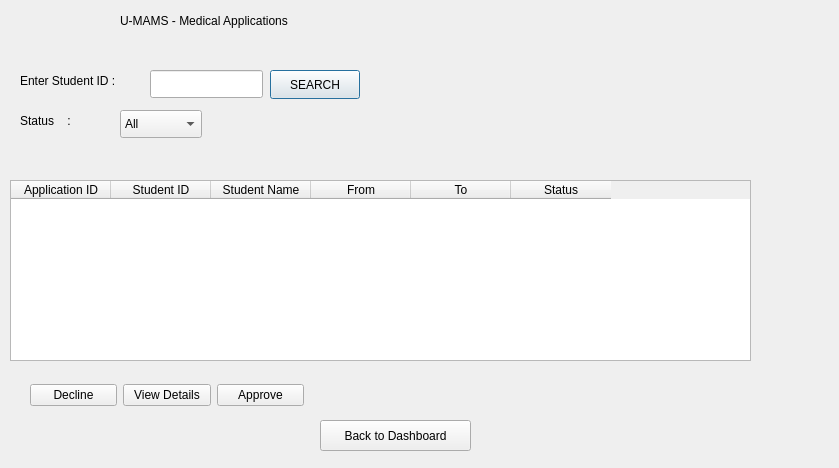
First picture: the form in dialog.ui, repository sanjanaCSwyb/U-MAMS, before the edit.
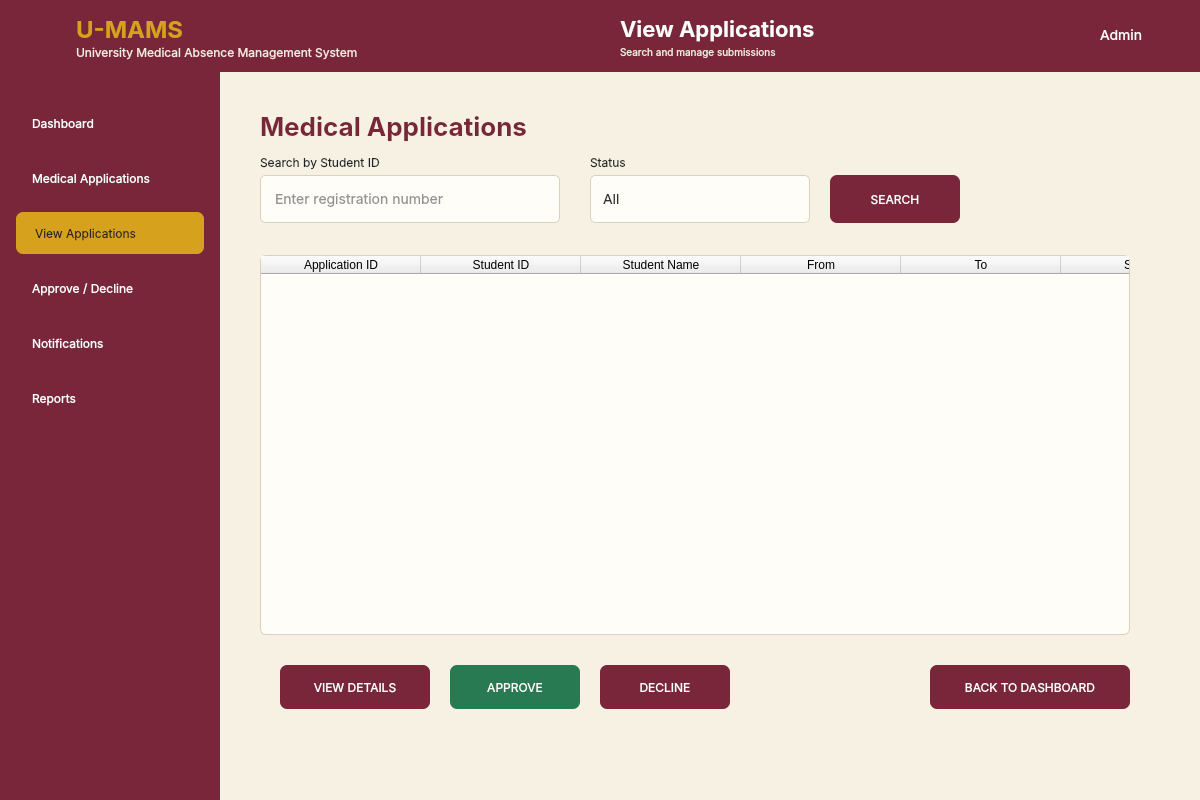
Second picture: the form after the edit. Icons and pictures are not drawn.

Patch:
```diff
--- a/dialog.ui
+++ b/dialog.ui
@@ -6,193 +6,572 @@
    <rect>
     <x>0</x>
     <y>0</y>
-    <width>839</width>
-    <height>468</height>
+    <width>1200</width>
+    <height>800</height>
    </rect>
   </property>
+  <property name="minimumSize">
+   <size>
+    <width>900</width>
+    <height>600</height>
+   </size>
+  </property>
   <property name="windowTitle">
    <string>Dialog</string>
   </property>
-  <widget class="QLabel" name="lblTitle">
+  <property name="styleSheet">
+   <string notr="true">QDialog#Dialog { background-color: #F7F1E3; }</string>
+  </property>
+  <widget class="QWidget" name="figmaCanvas">
    <property name="geometry">
     <rect>
-     <x>120</x>
-     <y>10</y>
-     <width>191</width>
-     <height>21</height>
+     <x>0</x>
+     <y>0</y>
+     <width>1200</width>
+     <height>800</height>
     </rect>
    </property>
-   <property name="text">
-    <string>U-MAMS - Medical Applications</string>
-   </property>
-  </widget>
-  <widget class="QLineEdit" name="txtSearchStudentID">
-   <property name="geometry">
-    <rect>
-     <x>150</x>
-     <y>70</y>
-     <width>113</width>
-     <height>28</height>
-    </rect>
-   </property>
-  </widget>
-  <widget class="QLabel" name="lblSearchStudentID">
-   <property name="geometry">
-    <rect>
-     <x>20</x>
-     <y>70</y>
-     <width>121</width>
-     <height>21</height>
-    </rect>
-   </property>
-   <property name="text">
-    <string>Enter Student ID :</string>
-   </property>
-  </widget>
-  <widget class="QPushButton" name="btnSearch">
-   <property name="geometry">
-    <rect>
-     <x>270</x>
-     <y>70</y>
-     <width>90</width>
-     <height>29</height>
-    </rect>
-   </property>
-   <property name="text">
-    <string>SEARCH</string>
-   </property>
-  </widget>
-  <widget class="QTableWidget" name="tblApplications">
-   <property name="geometry">
-    <rect>
-     <x>10</x>
-     <y>180</y>
-     <width>741</width>
-     <height>181</height>
-    </rect>
-   </property>
-   <property name="columnCount">
-    <number>6</number>
-   </property>
-   <column>
+   <widget class="QFrame" name="headerFrame">
+    <property name="geometry">
+     <rect>
+      <x>0</x>
+      <y>0</y>
+      <width>1200</width>
+      <height>72</height>
+     </rect>
+    </property>
+    <property name="styleSheet">
+     <string notr="true">background-color: #7A263A; border: none; border-radius: 0px;</string>
+    </property>
+   </widget>
+   <widget class="QFrame" name="sidebarFrame">
+    <property name="geometry">
+     <rect>
+      <x>0</x>
+      <y>72</y>
+      <width>220</width>
+      <height>728</height>
+     </rect>
+    </property>
+    <property name="styleSheet">
+     <string notr="true">background-color: #7A263A; border: none; border-radius: 0px;</string>
+    </property>
+   </widget>
+   <widget class="QLabel" name="lblUniversityLogo">
+    <property name="geometry">
+     <rect>
+      <x>22</x>
+      <y>16</y>
+      <width>42</width>
+      <height>42</height>
+     </rect>
+    </property>
     <property name="text">
-     <string>Application ID</string>
+     <string notr="true"/>
     </property>
-   </column>
-   <column>
+    <property name="styleSheet">
+     <string notr="true">font-family: Inter; font-size: 12px; font-weight: 400; color: #202428; background: transparent; border: none;</string>
+    </property>
+    <property name="pixmap">
+     <pixmap>:/assets/wayamba_logo.png</pixmap>
+    </property>
+    <property name="scaledContents">
+     <bool>true</bool>
+    </property>
+   </widget>
+   <widget class="QLabel" name="lblBrand">
+    <property name="geometry">
+     <rect>
+      <x>76</x>
+      <y>14</y>
+      <width>220</width>
+      <height>30</height>
+     </rect>
+    </property>
     <property name="text">
-     <string>Student ID</string>
+     <string notr="true">U-MAMS</string>
     </property>
-   </column>
-   <column>
+    <property name="styleSheet">
+     <string notr="true">font-family: Inter; font-size: 24px; font-weight: 600; color: #D6A21E; background: transparent; border: none;</string>
+    </property>
+   </widget>
+   <widget class="QLabel" name="lblSystemCaption">
+    <property name="geometry">
+     <rect>
+      <x>76</x>
+      <y>44</y>
+      <width>420</width>
+      <height>16</height>
+     </rect>
+    </property>
     <property name="text">
-     <string>Student Name</string>
+     <string notr="true">University Medical Absence Management System</string>
     </property>
-   </column>
-   <column>
+    <property name="styleSheet">
+     <string notr="true">font-family: Inter; font-size: 12px; font-weight: 400; color: #F5EBE0; background: transparent; border: none;</string>
+    </property>
+   </widget>
+   <widget class="QLabel" name="lblHeaderTitle">
+    <property name="geometry">
+     <rect>
+      <x>620</x>
+      <y>14</y>
+      <width>430</width>
+      <height>30</height>
+     </rect>
+    </property>
     <property name="text">
-     <string>From</string>
+     <string notr="true">View Applications</string>
     </property>
-   </column>
-   <column>
+    <property name="styleSheet">
+     <string notr="true">font-family: Inter; font-size: 22px; font-weight: 600; color: #FFFFFF; background: transparent; border: none;</string>
+    </property>
+   </widget>
+   <widget class="QLabel" name="lblHeaderSubtitle">
+    <property name="geometry">
+     <rect>
+      <x>620</x>
+      <y>44</y>
+      <width>440</width>
+      <height>16</height>
+     </rect>
+    </property>
     <property name="text">
-     <string>To</string>
+     <string notr="true">Search and manage submissions</string>
     </property>
-   </column>
-   <column>
+    <property name="styleSheet">
+     <string notr="true">font-family: Inter; font-size: 10px; font-weight: 400; color: #F5EBE0; background: transparent; border: none;</string>
+    </property>
+   </widget>
+   <widget class="QLabel" name="lblHeaderUser">
+    <property name="geometry">
+     <rect>
+      <x>1100</x>
+      <y>24</y>
+      <width>90</width>
+      <height>22</height>
+     </rect>
+    </property>
     <property name="text">
-     <string>Status</string>
+     <string notr="true">Admin</string>
     </property>
-   </column>
-  </widget>
-  <widget class="QComboBox" name="cmbStatus">
-   <property name="geometry">
-    <rect>
-     <x>120</x>
-     <y>110</y>
-     <width>82</width>
-     <height>28</height>
-    </rect>
-   </property>
-   <item>
+    <property name="styleSheet">
+     <string notr="true">font-family: Inter; font-size: 14px; font-weight: 400; color: #FFFFFF; background: transparent; border: none;</string>
+    </property>
+   </widget>
+   <widget class="QPushButton" name="navDashboard">
+    <property name="geometry">
+     <rect>
+      <x>16</x>
+      <y>102</y>
+      <width>188</width>
+      <height>42</height>
+     </rect>
+    </property>
     <property name="text">
-     <string>All</string>
+     <string notr="true">Dashboard</string>
     </property>
-   </item>
-   <item>
+    <property name="cursor">
+     <cursorShape>PointingHandCursor</cursorShape>
+    </property>
+    <property name="styleSheet">
+     <string notr="true">QPushButton { font-family: Inter; font-size: 12px; color: #FFFFFF; background: transparent; border: none; text-align: left; padding-left: 16px; } QPushButton:hover { background: #8D2C48; border-radius: 7px; }</string>
+    </property>
+    <property name="figmaNav" stdset="0">
+     <string notr="true">dashboard</string>
+    </property>
+   </widget>
+   <widget class="QPushButton" name="navMedical">
+    <property name="geometry">
+     <rect>
+      <x>16</x>
+      <y>157</y>
+      <width>188</width>
+      <height>42</height>
+     </rect>
+    </property>
     <property name="text">
-     <string>Pending</string>
+     <string notr="true">Medical Applications</string>
     </property>
-   </item>
-   <item>
+    <property name="cursor">
+     <cursorShape>PointingHandCursor</cursorShape>
+    </property>
+    <property name="styleSheet">
+     <string notr="true">QPushButton { font-family: Inter; font-size: 12px; color: #FFFFFF; background: transparent; border: none; text-align: left; padding-left: 16px; } QPushButton:hover { background: #8D2C48; border-radius: 7px; }</string>
+    </property>
+    <property name="figmaNav" stdset="0">
+     <string notr="true">medical</string>
+    </property>
+   </widget>
+   <widget class="QLabel" name="navActiveApplications">
+    <property name="geometry">
+     <rect>
+      <x>16</x>
+      <y>212</y>
+      <width>188</width>
+      <height>42</height>
+     </rect>
+    </property>
     <property name="text">
-     <string>Approved</string>
+     <string notr="true">View Applications</string>
     </property>
-   </item>
-   <item>
+    <property name="styleSheet">
+     <string notr="true">font-family: Inter; font-size: 12px; color: #2B2520; background-color: #D6A21E; border: none; border-radius: 7px; padding-left: 16px;</string>
+    </property>
+   </widget>
+   <widget class="QPushButton" name="navReview">
+    <property name="geometry">
+     <rect>
+      <x>16</x>
+      <y>267</y>
+      <width>188</width>
+      <height>42</height>
+     </rect>
+    </property>
     <property name="text">
-     <string>Declined</string>
+     <string notr="true">Approve / Decline</string>
     </property>
-   </item>
-  </widget>
-  <widget class="QLabel" name="lblStatus">
-   <property name="geometry">
-    <rect>
-     <x>20</x>
-     <y>110</y>
-     <width>101</width>
-     <height>21</height>
-    </rect>
-   </property>
-   <property name="text">
-    <string>Status    :</string>
-   </property>
-  </widget>
-  <widget class="QPushButton" name="btnBack">
-   <property name="geometry">
-    <rect>
-     <x>320</x>
-     <y>420</y>
-     <width>151</width>
-     <height>31</height>
-    </rect>
-   </property>
-   <property name="text">
-    <string>Back to Dashboard</string>
-   </property>
-  </widget>
-  <widget class="QWidget" name="layoutWidget">
-   <property name="geometry">
-    <rect>
-     <x>30</x>
-     <y>380</y>
-     <width>274</width>
-     <height>31</height>
-    </rect>
-   </property>
-   <layout class="QHBoxLayout" name="horizontalLayout">
+    <property name="cursor">
+     <cursorShape>PointingHandCursor</cursorShape>
+    </property>
+    <property name="styleSheet">
+     <string notr="true">QPushButton { font-family: Inter; font-size: 12px; color: #FFFFFF; background: transparent; border: none; text-align: left; padding-left: 16px; } QPushButton:hover { background: #8D2C48; border-radius: 7px; }</string>
+    </property>
+    <property name="figmaNav" stdset="0">
+     <string notr="true">review</string>
+    </property>
+   </widget>
+   <widget class="QPushButton" name="navNotifications">
+    <property name="geometry">
+     <rect>
+      <x>16</x>
+      <y>322</y>
+      <width>188</width>
+      <height>42</height>
+     </rect>
+    </property>
+    <property name="text">
+     <string notr="true">Notifications</string>
+    </property>
+    <property name="cursor">
+     <cursorShape>PointingHandCursor</cursorShape>
+    </property>
+    <property name="styleSheet">
+     <string notr="true">QPushButton { font-family: Inter; font-size: 12px; color: #FFFFFF; background: transparent; border: none; text-align: left; padding-left: 16px; } QPushButton:hover { background: #8D2C48; border-radius: 7px; }</string>
+    </property>
+    <property name="figmaNav" stdset="0">
+     <string notr="true">notifications</string>
+    </property>
+   </widget>
+   <widget class="QPushButton" name="navReports">
+    <property name="geometry">
+     <rect>
+      <x>16</x>
+      <y>377</y>
+      <width>188</width>
+      <height>42</height>
+     </rect>
+    </property>
+    <property name="text">
+     <string notr="true">Reports</string>
+    </property>
+    <property name="cursor">
+     <cursorShape>PointingHandCursor</cursorShape>
+    </property>
+    <property name="styleSheet">
+     <string notr="true">QPushButton { font-family: Inter; font-size: 12px; color: #FFFFFF; background: transparent; border: none; text-align: left; padding-left: 16px; } QPushButton:hover { background: #8D2C48; border-radius: 7px; }</string>
+    </property>
+    <property name="figmaNav" stdset="0">
+     <string notr="true">reports</string>
+    </property>
+   </widget>
+   <widget class="QLabel" name="lblTitle">
+    <property name="geometry">
+     <rect>
+      <x>260</x>
+      <y>108</y>
+      <width>800</width>
+      <height>36</height>
+     </rect>
+    </property>
+    <property name="text">
+     <string notr="true">Medical Applications</string>
+    </property>
+    <property name="wordWrap">
+     <bool>false</bool>
+    </property>
+    <property name="styleSheet">
+     <string notr="true">font-family: Inter; font-size: 26px; font-weight: 600; color: #7A263A; background: transparent; border: none;</string>
+    </property>
+   </widget>
+   <widget class="QLabel" name="lblSearchStudentID">
+    <property name="geometry">
+     <rect>
+      <x>260</x>
+      <y>152</y>
+      <width>300</width>
+      <height>20</height>
+     </rect>
+    </property>
+    <property name="text">
+     <string notr="true">Search by Student ID</string>
+    </property>
+    <property name="wordWrap">
+     <bool>false</bool>
+    </property>
+    <property name="styleSheet">
+     <string notr="true">font-family: Inter; font-size: 12px; font-weight: 400; color: #202428; background: transparent; border: none;</string>
+    </property>
+   </widget>
+   <widget class="QLineEdit" name="txtSearchStudentID">
+    <property name="geometry">
+     <rect>
+      <x>260</x>
+      <y>175</y>
+      <width>300</width>
+      <height>48</height>
+     </rect>
+    </property>
+    <property name="styleSheet">
+     <string notr="true">font-family: Inter; font-size: 14px; color: #25282B; background-color: #FFFDF8; border: 1px solid #DBD1BA; border-radius: 5px; padding: 0px 12px;</string>
+    </property>
+    <property name="placeholderText">
+     <string notr="true">Enter registration number</string>
+    </property>
+   </widget>
+   <widget class="QLabel" name="lblStatus">
+    <property name="geometry">
+     <rect>
+      <x>590</x>
+      <y>152</y>
+      <width>220</width>
+      <height>20</height>
+     </rect>
+    </property>
+    <property name="text">
+     <string notr="true">Status</string>
+    </property>
+    <property name="wordWrap">
+     <bool>false</bool>
+    </property>
+    <property name="styleSheet">
+     <string notr="true">font-family: Inter; font-size: 12px; font-weight: 400; color: #202428; background: transparent; border: none;</string>
+    </property>
+   </widget>
+   <widget class="QComboBox" name="cmbStatus">
     <item>
-     <widget class="QPushButton" name="btnDecline">
-      <property name="text">
-       <string>Decline</string>
-      </property>
-     </widget>
+     <property name="text">
+      <string>All</string>
+     </property>
     </item>
     <item>
-     <widget class="QPushButton" name="btnViewDetails">
-      <property name="text">
-       <string>View Details</string>
-      </property>
-     </widget>
+     <property name="text">
+      <string>Pending</string>
+     </property>
     </item>
     <item>
-     <widget class="QPushButton" name="btnApprove">
-      <property name="text">
-       <string>Approve</string>
-      </property>
-     </widget>
+     <property name="text">
+      <string>Approved</string>
+     </property>
     </item>
-   </layout>
+    <item>
+     <property name="text">
+      <string>Declined</string>
+     </property>
+    </item>
+    <property name="geometry">
+     <rect>
+      <x>590</x>
+      <y>175</y>
+      <width>220</width>
+      <height>48</height>
+     </rect>
+    </property>
+    <property name="styleSheet">
+     <string notr="true">QComboBox { font-family: Inter; font-size: 14px; color: #303333; background: #FFFDF8; border: 1px solid #DBD1BA; border-radius: 5px; padding-left: 12px; } QComboBox::drop-down { border: none; width: 0px; } QComboBox QAbstractItemView { font-family: Inter; font-size: 14px; background: #FFFDF8; color: #303333; selection-background-color: #D6A21E; }</string>
+    </property>
+   </widget>
+   <widget class="QPushButton" name="btnSearch">
+    <property name="geometry">
+     <rect>
+      <x>830</x>
+      <y>175</y>
+      <width>130</width>
+      <height>48</height>
+     </rect>
+    </property>
+    <property name="text">
+     <string notr="true">SEARCH</string>
+    </property>
+    <property name="styleSheet">
+     <string notr="true">QPushButton { font-family: Inter; font-size: 12px; font-weight: 400; color: #FFFFFF; background-color: #7A263A; border: none; border-radius: 7px; padding: 0px; } QPushButton:hover { border: 1px solid #D6A21E; } QPushButton:pressed { padding-top: 1px; }</string>
+    </property>
+    <property name="cursor">
+     <cursorShape>PointingHandCursor</cursorShape>
+    </property>
+   </widget>
+   <widget class="QTableWidget" name="tblApplications">
+    <property name="columnCount">
+     <number>6</number>
+    </property>
+    <column>
+     <property name="text">
+      <string>Application ID</string>
+     </property>
+    </column>
+    <column>
+     <property name="text">
+      <string>Student ID</string>
+     </property>
+    </column>
+    <column>
+     <property name="text">
+      <string>Student Name</string>
+     </property>
+    </column>
+    <column>
+     <property name="text">
+      <string>From</string>
+     </property>
+    </column>
+    <column>
+     <property name="text">
+      <string>To</string>
+     </property>
+    </column>
+    <column>
+     <property name="text">
+      <string>Status</string>
+     </property>
+    </column>
+    <property name="selectionBehavior">
+     <enum>QAbstractItemView::SelectRows</enum>
+    </property>
+    <property name="geometry">
+     <rect>
+      <x>260</x>
+      <y>255</y>
+      <width>870</width>
+      <height>380</height>
+     </rect>
+    </property>
+    <property name="showGrid">
+     <bool>false</bool>
+    </property>
+    <property name="alternatingRowColors">
+     <bool>false</bool>
+    </property>
+    <property name="frameShape">
+     <enum>QFrame::NoFrame</enum>
+    </property>
+    <property name="horizontalScrollBarPolicy">
+     <enum>Qt::ScrollBarAlwaysOff</enum>
+    </property>
+    <property name="verticalScrollBarPolicy">
+     <enum>Qt::ScrollBarAsNeeded</enum>
+    </property>
+    <property name="styleSheet">
+     <string notr="true">QTableWidget { font-family: Inter; font-size: 12px; color: #303333; background: #FFFDF8; border: 1px solid #DBD1BA; border-radius: 6px; gridline-color: transparent; selection-background-color: #F2E8D4; selection-color: #303333; } QTableWidget::item { border: none; padding: 0px 20px; } QHeaderView { background: #FFFDF8; } QHeaderView::section { font-family: Inter; font-size: 12px; font-weight: 400; color: #202428; background: #FFFDF8; border: none; padding: 12px 20px; text-align: left; } QTableCornerButton::section { background: #FFFDF8; border: none; }</string>
+    </property>
+    <attribute name="verticalHeaderVisible">
+     <bool>false</bool>
+    </attribute>
+    <attribute name="horizontalHeaderVisible">
+     <bool>true</bool>
+    </attribute>
+    <attribute name="verticalHeaderDefaultSectionSize">
+     <number>78</number>
+    </attribute>
+    <attribute name="horizontalHeaderDefaultSectionSize">
+     <number>160</number>
+    </attribute>
+   </widget>
+   <widget class="QWidget" name="layoutWidget">
+    <property name="geometry">
+     <rect>
+      <x>280</x>
+      <y>665</y>
+      <width>450</width>
+      <height>44</height>
+     </rect>
+    </property>
+   </widget>
+   <widget class="QPushButton" name="btnViewDetails">
+    <property name="geometry">
+     <rect>
+      <x>280</x>
+      <y>665</y>
+      <width>150</width>
+      <height>44</height>
+     </rect>
+    </property>
+    <property name="text">
+     <string notr="true">VIEW DETAILS</string>
+    </property>
+    <property name="styleSheet">
+     <string notr="true">QPushButton { font-family: Inter; font-size: 12px; font-weight: 400; color: #FFFFFF; background-color: #7A263A; border: none; border-radius: 7px; padding: 0px; } QPushButton:hover { border: 1px solid #D6A21E; } QPushButton:pressed { padding-top: 1px; }</string>
+    </property>
+    <property name="cursor">
+     <cursorShape>PointingHandCursor</cursorShape>
+    </property>
+   </widget>
+   <widget class="QPushButton" name="btnApprove">
+    <property name="geometry">
+     <rect>
+      <x>450</x>
+      <y>665</y>
+      <width>130</width>
+      <height>44</height>
+     </rect>
+    </property>
+    <property name="text">
+     <string notr="true">APPROVE</string>
+    </property>
+    <property name="styleSheet">
+     <string notr="true">QPushButton { font-family: Inter; font-size: 12px; font-weight: 400; color: #FFFFFF; background-color: #287A52; border: none; border-radius: 7px; padding: 0px; } QPushButton:hover { border: 1px solid #D6A21E; } QPushButton:pressed { padding-top: 1px; }</string>
+    </property>
+    <property name="cursor">
+     <cursorShape>PointingHandCursor</cursorShape>
+    </property>
+   </widget>
+   <widget class="QPushButton" name="btnDecline">
+    <property name="geometry">
+     <rect>
+      <x>600</x>
+      <y>665</y>
+      <width>130</width>
+      <height>44</height>
+     </rect>
+    </property>
+    <property name="text">
+     <string notr="true">DECLINE</string>
+    </property>
+    <property name="styleSheet">
+     <string notr="true">QPushButton { font-family: Inter; font-size: 12px; font-weight: 400; color: #FFFFFF; background-color: #7A263A; border: none; border-radius: 7px; padding: 0px; } QPushButton:hover { border: 1px solid #D6A21E; } QPushButton:pressed { padding-top: 1px; }</string>
+    </property>
+    <property name="cursor">
+     <cursorShape>PointingHandCursor</cursorShape>
+    </property>
+   </widget>
+   <widget class="QPushButton" name="btnBack">
+    <property name="geometry">
+     <rect>
+      <x>930</x>
+      <y>665</y>
+      <width>200</width>
+      <height>44</height>
+     </rect>
+    </property>
+    <property name="text">
+     <string notr="true">BACK TO DASHBOARD</string>
+    </property>
+    <property name="styleSheet">
+     <string notr="true">QPushButton { font-family: Inter; font-size: 12px; font-weight: 400; color: #FFFFFF; background-color: #7A263A; border: none; border-radius: 7px; padding: 0px; } QPushButton:hover { border: 1px solid #D6A21E; } QPushButton:pressed { padding-top: 1px; }</string>
+    </property>
+    <property name="cursor">
+     <cursorShape>PointingHandCursor</cursorShape>
+    </property>
+   </widget>
   </widget>
  </widget>
  <resources/>
```
Left out of the diff: 12 changed lines with no effect on the pictures.
